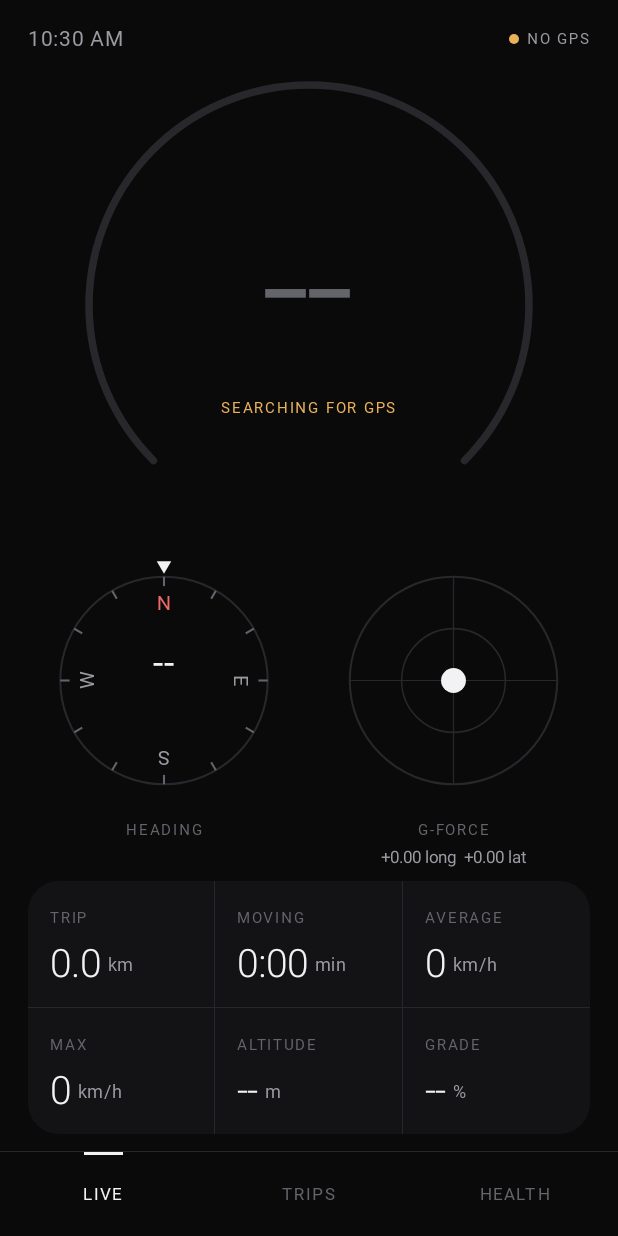
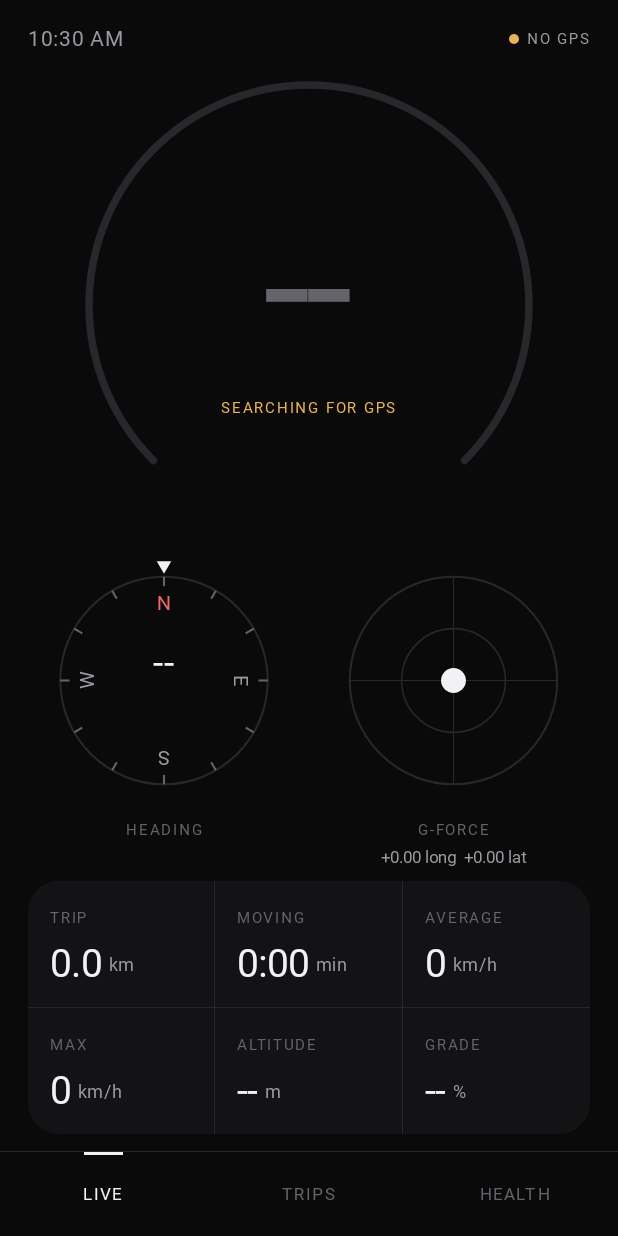
Before and after one commit to willfox882/truck-dash, an Android app built with Jetpack Compose: the screen it shows after launch (MainActivity), on a phone screen of 412 x 824 dp. Run offline under Robolectric (Android 15) with nearby library versions, the phone set to English and light mode, and no system bars; our stand-ins replace Room's generated code; Roboto replaces fonts that are not available here.

Commit message:
Fix numerals falling back to the platform font; switch uses palette white
Co-Authored-By: Claude Sonnet 5.5 <noreply@anthropic.com>
Claude-Session: https://claude.ai/code/session_018sQ45MNG5zi6XhvhVziVLb

```diff
--- a/shared/src/main/kotlin/com/truckdash/ui/Components.kt
+++ b/shared/src/main/kotlin/com/truckdash/ui/Components.kt
@@ -152,7 +152,7 @@ fun SectionHeader(title: String, modifier: Modifier = Modifier, action: (@Compos
 
 @Composable
 fun dashSwitchColors() = SwitchDefaults.colors(
-    checkedThumbColor = Color.White, checkedTrackColor = Dash.green, checkedBorderColor = Color.Transparent,
+    checkedThumbColor = Dash.onLight, checkedTrackColor = Dash.text, checkedBorderColor = Color.Transparent,
     uncheckedThumbColor = Dash.dim, uncheckedTrackColor = Dash.surfaceHigh, uncheckedBorderColor = Dash.line,
 )
 
--- a/shared/src/main/kotlin/com/truckdash/ui/Theme.kt
+++ b/shared/src/main/kotlin/com/truckdash/ui/Theme.kt
@@ -28,8 +28,11 @@ object Dash {
     val onLight = Color(0xFF0A0A0B)
 }
 
-/** Tabular figures so live numbers don't jitter as digits change. */
-val Tabular = TextStyle(fontFeatureSettings = "tnum")
+/**
+ * Tabular figures so live numbers don't jitter as digits change. Must carry the font family:
+ * an explicit `style` replaces the theme text style, so without it numerals fall back to the platform font.
+ */
+val Tabular: TextStyle get() = TextStyle(fontFamily = DashFonts.family, fontFeatureSettings = "tnum")
 
 /** Platform code sets this at startup (Android: res/font, desktop: classpath font/). */
 object DashFonts {
```
Also changed, not shown: 1 other file.
